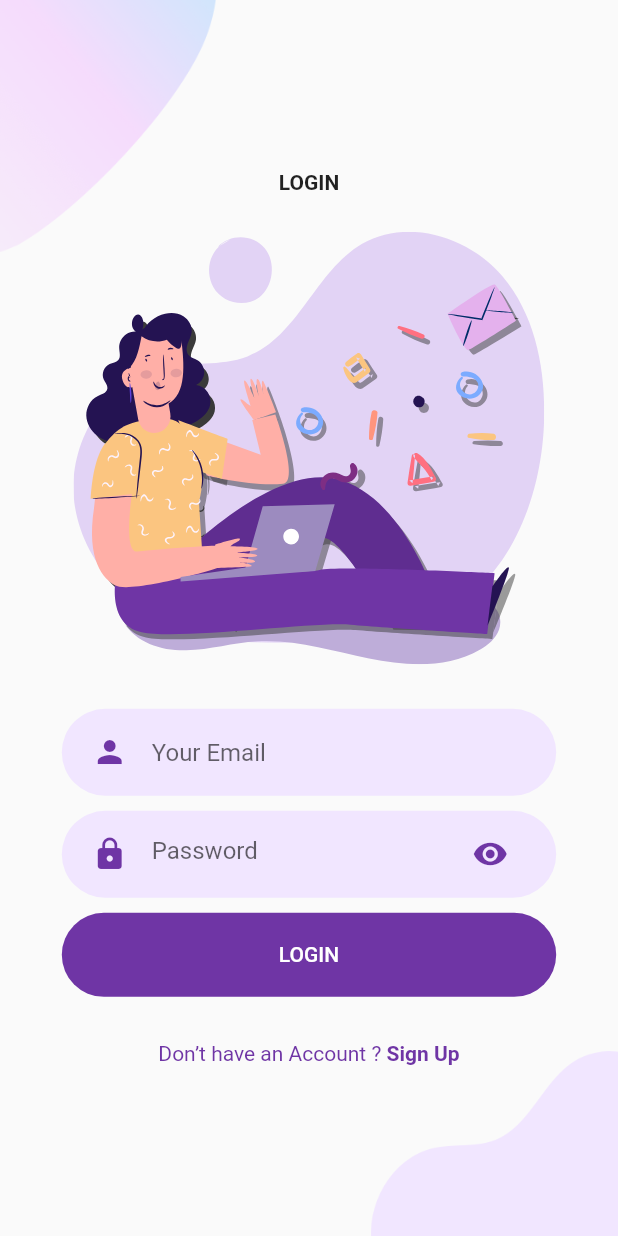
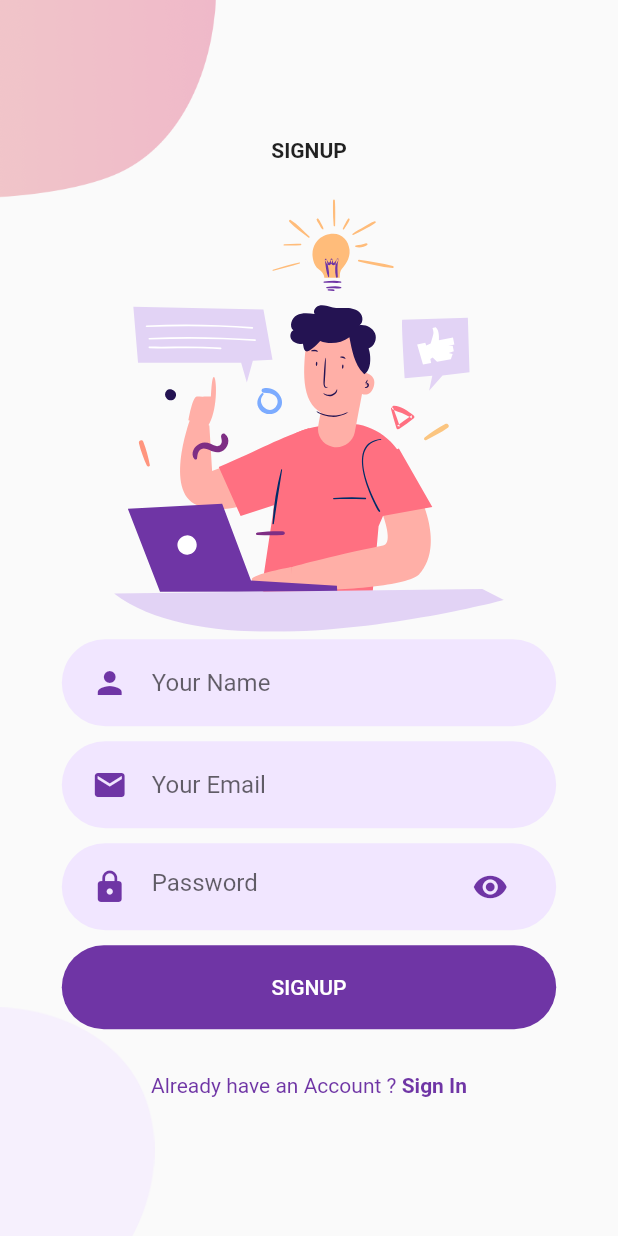
Before and after one commit to sidjmishra/Friend-Suggestion-on-Music, a Flutter app: the screen it shows after launch, after a tap on "LOGIN", after a tap on "Sign Up", on a phone screen of 412 x 824 dp. Run offline on Flutter 3.47's test engine with Material 2 defaults, Android fonts, the phone set to English and light mode, and no system bars; our stand-ins replace cloud_firestore, firebase_auth, firebase_core, flutter_dotenv, flutter_svg, logger; missing offline and left inert: spotify_sdk; accounts and stored records are empty.

Commit message:
Sign Up Function

```diff
--- a/spotify_music_auth/lib/screens/login.dart
+++ b/spotify_music_auth/lib/screens/login.dart
@@ -2,10 +2,10 @@ import 'package:flutter/material.dart';
 import 'package:flutter_svg/svg.dart';
 import 'package:spotify_music_auth/components/alreadyhaveaccount.dart';
 import 'package:spotify_music_auth/components/roundedbutton.dart';
-import 'package:spotify_music_auth/components/roundedpassword.dart';
 import 'package:spotify_music_auth/components/textfieldcontainer.dart';
 import 'package:spotify_music_auth/constants/constants.dart';
 import 'package:spotify_music_auth/screens/home.dart';
+import 'package:spotify_music_auth/screens/signup.dart';
 import 'package:spotify_music_auth/services/auth.dart';
 
 class LoginPage extends StatefulWidget {
@@ -33,7 +33,6 @@ class _LoginPageState extends State<LoginPage> {
         await authService.signInPlay(email.text, password.text).then((value) {
           print(value);
           if (value != 'error') {
-            // Navigator.pushNamed(context, '/');
             Navigator.pushReplacement(context,
                 MaterialPageRoute(builder: (context) => const HomePage()));
           }
@@ -158,7 +157,7 @@ class _LoginPageState extends State<LoginPage> {
                             context,
                             MaterialPageRoute(
                               builder: (context) {
-                                return const LoginPage();
+                                return const SignUp();
                               },
                             ),
                           );
--- /dev/null
+++ b/spotify_music_auth/lib/screens/signup.dart
@@ -0,0 +1,195 @@
+import 'package:flutter/material.dart';
+import 'package:flutter_svg/svg.dart';
+import 'package:spotify_music_auth/components/alreadyhaveaccount.dart';
+import 'package:spotify_music_auth/components/roundedbutton.dart';
+import 'package:spotify_music_auth/components/textfieldcontainer.dart';
+import 'package:spotify_music_auth/constants/constants.dart';
+import 'package:spotify_music_auth/screens/login.dart';
+import 'package:spotify_music_auth/services/auth.dart';
+
+class SignUp extends StatefulWidget {
+  const SignUp({Key? key}) : super(key: key);
+
+  @override
+  State<SignUp> createState() => _SignUpState();
+}
+
+class _SignUpState extends State<SignUp> {
+  bool _isObscure = true;
+  String _errorMessage = '';
+
+  final _formKey = GlobalKey<FormState>();
+  AuthService authService = AuthService();
+
+  TextEditingController email = TextEditingController();
+  TextEditingController password = TextEditingController();
+  TextEditingController name = TextEditingController();
+
+  Future<bool> signUp() async {
+    if (_formKey.currentState!.validate()) {
+      try {
+        await authService
+            .signUpPlay(name.text, email.text, password.text)
+            .then((value) {
+          print("Testing" + value);
+          return true;
+        }).catchError((err) {
+          setState(() {
+            print("Error:" + err);
+            _errorMessage = err;
+          });
+        });
+      } catch (e) {
+        setState(() {
+          print(e);
+          _errorMessage = e.toString();
+        });
+        return false;
+      }
+
+      return false;
+    }
+    return false;
+  }
+
+  @override
+  Widget build(BuildContext context) {
+    Size size = MediaQuery.of(context).size;
+    return SafeArea(
+      child: Scaffold(
+        body: SizedBox(
+          height: size.height,
+          width: double.infinity,
+          child: Stack(
+            alignment: Alignment.center,
+            children: <Widget>[
+              Positioned(
+                top: 0,
+                left: 0,
+                child: Image.asset(
+                  "assets/signup_top.png",
+                  width: size.width * 0.35,
+                ),
+              ),
+              Positioned(
+                bottom: 0,
+                left: 0,
+                child: Image.asset(
+                  "assets/main_bottom.png",
+                  width: size.width * 0.25,
+                ),
+              ),
+              SingleChildScrollView(
+                child: Column(
+                  mainAxisAlignment: MainAxisAlignment.center,
+                  children: <Widget>[
+                    const Text(
+                      "SIGNUP",
+                      style: TextStyle(fontWeight: FontWeight.bold),
+                    ),
+                    SizedBox(height: size.height * 0.03),
+                    SvgPicture.asset(
+                      "assets/signup.svg",
+                      height: size.height * 0.35,
+                    ),
+                    TextFieldContainer(
+                      child: TextFormField(
+                        validator: (val) {
+                          return val!.length < 3 ? 'Enter valid name' : null;
+                        },
+                        keyboardType: TextInputType.name,
+                        controller: name,
+                        cursorColor: kPrimaryColor,
+                        decoration: const InputDecoration(
+                          icon: Icon(
+                            Icons.person,
+                            color: kPrimaryColor,
+                          ),
+                          hintText: "Your Name",
+                          border: InputBorder.none,
+                        ),
+                      ),
+                    ),
+                    TextFieldContainer(
+                      child: TextFormField(
+                        validator: (val) {
+                          return RegExp(
+                                      r"^[a-zA-Z0-9.!#$%&'*+/=?^_`{|}~-]+@[a-zA-Z0-9](?:[a-zA-Z0-9-]{0,253}[a-zA-Z0-9])?(?:\.[a-zA-Z0-9](?:[a-zA-Z0-9-]{0,253}[a-zA-Z0-9])?)*$")
+                                  .hasMatch(val!)
+                              ? null
+                              : 'Enter valid email';
+                        },
+                        keyboardType: TextInputType.emailAddress,
+                        controller: email,
+                        cursorColor: kPrimaryColor,
+                        decoration: const InputDecoration(
+                          icon: Icon(
+                            Icons.mail,
+                            color: kPrimaryColor,
+                          ),
+                          hintText: "Your Email",
+                          border: InputBorder.none,
+                        ),
+                      ),
+                    ),
+                    TextFieldContainer(
+                      child: TextFormField(
+                        validator: (val) {
+                          return val!.length < 8 || val.isEmpty
+                              ? 'Password should not be less than 8'
+                              : null;
+                        },
+                        controller: password,
+                        obscureText: _isObscure,
+                        cursorColor: kPrimaryColor,
+                        decoration: InputDecoration(
+                          hintText: "Password",
+                          icon: const Icon(
+                            Icons.lock,
+                            color: kPrimaryColor,
+                          ),
+                          suffixIcon: IconButton(
+                            icon: Icon(
+                              _isObscure
+                                  ? Icons.visibility
+                                  : Icons.visibility_off,
+                              color: kPrimaryColor,
+                            ),
+                            onPressed: () {
+                              setState(() {
+                                _isObscure = !_isObscure;
+                              });
+                            },
+                          ),
+                          border: InputBorder.none,
+                        ),
+                      ),
+                    ),
+                    RoundedButton(
+                      text: "SIGNUP",
+                      press: () {},
+                    ),
+                    SizedBox(height: size.height * 0.03),
+                    AlreadyHaveAnAccountCheck(
+                      login: false,
+                      press: () {
+                        Navigator.pushReplacement(
+                          context,
+                          MaterialPageRoute(
+                            builder: (context) {
+                              return const LoginPage();
+                            },
+                          ),
+                        );
+                      },
+                    ),
+                  ],
+                ),
+              ),
+            ],
+          ),
+        ),
+      ),
+    );
+  }
+}
```
Also changed, not shown: spotify_music_auth/lib/components/roundedinputfield.dart (deleted, +0 -33 lines), spotify_music_auth/lib/components/roundedpassword.dart (deleted, +0 -34 lines), spotify_music_auth/lib/screens/home.dart (+16 -1 lines).
